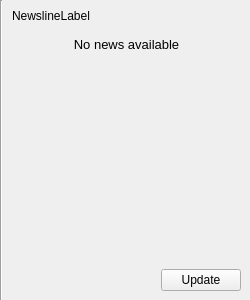
Old version of the form src/apps/openfluid-builder/base/NewslineWidget.ui in the repository jylfc0307/OpenFluidPlus.
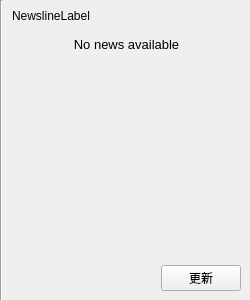
New version of the form.

What changed in the file:
```diff
--- a/src/apps/openfluid-builder/base/NewslineWidget.ui
+++ b/src/apps/openfluid-builder/base/NewslineWidget.ui
@@ -153,8 +153,8 @@
           <rect>
            <x>0</x>
            <y>0</y>
-           <width>222</width>
-           <height>150</height>
+           <width>229</width>
+           <height>178</height>
           </rect>
          </property>
          <property name="sizePolicy">
@@ -220,7 +220,7 @@
         <item>
          <widget class="QPushButton" name="UpdateButton">
           <property name="text">
-           <string>Update</string>
+           <string>更新</string>
           </property>
          </widget>
         </item>
```
